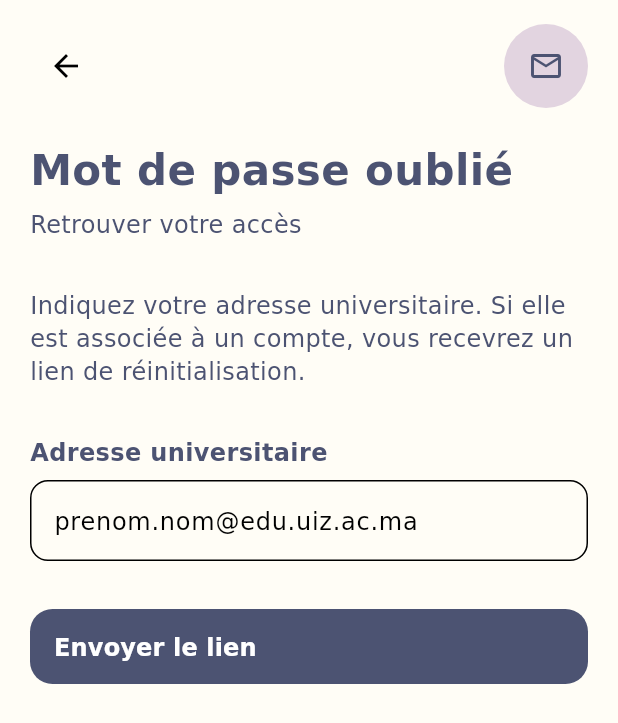
After one commit to Khadijazourdane/UNIVERSITY-LIFE, a Flutter app: the screen it shows after launch, after a tap on "Mot de passe oublié ?", on a phone screen of 412 x 824 dp. The commit adds this screen. Shown: the top 723 px of the screen. Run offline on Flutter 3.47's test engine with Material 3 defaults, Android fonts, the phone set to English and light mode, and no system bars.

Commit message:
feat(auth): add forgot password screen and navigation

```diff
--- /dev/null
+++ b/lib/features/auth/screens/forgot_password_screen.dart
@@ -0,0 +1,147 @@
+import 'package:flutter/material.dart';
+
+import 'package:university_life/core/theme/app_colors.dart';
+import 'package:university_life/core/theme/app_dimensions.dart';
+import 'package:university_life/core/theme/app_text_styles.dart';
+import 'package:university_life/features/auth/validators/university_email_validator.dart';
+
+class ForgotPasswordScreen extends StatefulWidget {
+  const ForgotPasswordScreen({super.key});
+
+  @override
+  State<ForgotPasswordScreen> createState() => _ForgotPasswordScreenState();
+}
+
+class _ForgotPasswordScreenState extends State<ForgotPasswordScreen> {
+  final GlobalKey<FormState> _formKey = GlobalKey<FormState>();
+
+  void _submitForm() {
+    _formKey.currentState?.validate();
+
+    // No recovery email is sent until the backend is connected.
+  }
+
+  @override
+  Widget build(BuildContext context) {
+    return Scaffold(
+      body: SafeArea(
+        child: LayoutBuilder(
+          builder: (context, constraints) {
+            final horizontalMargin =
+                constraints.maxWidth < AppDimensions.phoneMinimumWidth
+                ? AppDimensions.compactHorizontalMargin
+                : AppDimensions.phoneHorizontalMargin;
+
+            return SingleChildScrollView(
+              padding: EdgeInsets.fromLTRB(
+                horizontalMargin,
+                AppDimensions.space16,
+                horizontalMargin,
+                AppDimensions.space24,
+              ),
+              child: Column(
+                crossAxisAlignment: CrossAxisAlignment.stretch,
+                children: [
+                  Row(
+                    mainAxisAlignment: MainAxisAlignment.spaceBetween,
+                    children: [
+                      IconButton(
+                        tooltip: 'Retour à la connexion',
+                        onPressed: () => Navigator.of(context).pop(),
+                        icon: const Icon(Icons.arrow_back),
+                      ),
+                      ExcludeSemantics(
+                        child: SizedBox.square(
+                          dimension: 56,
+                          child: DecoratedBox(
+                            decoration: const BoxDecoration(
+                              color: AppColors.powderLilac,
+                              shape: BoxShape.circle,
+                            ),
+                            child: const Icon(
+                              Icons.mail_outline,
+                              color: AppColors.slate,
+                            ),
+                          ),
+                        ),
+                      ),
+                    ],
+                  ),
+                  const SizedBox(height: AppDimensions.space24),
+                  const Text(
+                    'Mot de passe oublié',
+                    style: AppTextStyles.pageTitle,
+                  ),
+                  const SizedBox(height: AppDimensions.space8),
+                  const Text(
+                    'Retrouver votre accès',
+                    style: AppTextStyles.body,
+                  ),
+                  const SizedBox(height: AppDimensions.space32),
+                  const Text(
+                    'Indiquez votre adresse universitaire. Si elle est associée '
+                    'à un compte, vous recevrez un lien de réinitialisation.',
+                    style: AppTextStyles.body,
+                  ),
+                  const SizedBox(height: AppDimensions.space32),
+                  Form(
+                    key: _formKey,
+                    child: Column(
+                      crossAxisAlignment: CrossAxisAlignment.stretch,
+                      children: [
+                        ExcludeSemantics(
+                          child: Text(
+                            'Adresse universitaire',
+                            style: AppTextStyles.body.copyWith(
+                              fontWeight: FontWeight.w700,
+                            ),
+                          ),
+                        ),
+                        const SizedBox(height: AppDimensions.space8),
+                        Semantics(
+                          label: 'Adresse universitaire',
+                          textField: true,
+                          child: TextFormField(
+                            keyboardType: TextInputType.emailAddress,
+                            textInputAction: TextInputAction.done,
+                            decoration: const InputDecoration(
+                              hintText: 'prenom.nom@edu.uiz.ac.ma',
+                            ),
+                            validator: UniversityEmailValidator.validate,
+                          ),
+                        ),
+                        const SizedBox(height: AppDimensions.space32),
+                        SizedBox(
+                          width: double.infinity,
+                          height: AppDimensions.buttonHeight,
+                          child: FilledButton(
+                            style: const ButtonStyle(
+                              alignment: Alignment.centerLeft,
+                              padding: WidgetStatePropertyAll(
+                                EdgeInsets.symmetric(
+                                  horizontal: AppDimensions.space16,
+                                ),
+                              ),
+                            ),
+                            onPressed: _submitForm,
+                            child: Text(
+                              'Envoyer le lien',
+                              style: AppTextStyles.body.copyWith(
+                                color: AppColors.white,
+                                fontWeight: FontWeight.w700,
+                              ),
+                            ),
+                          ),
+                        ),
+                      ],
+                    ),
+                  ),
+                ],
+              ),
+            );
+          },
+        ),
+      ),
+    );
+  }
+}
--- a/lib/features/auth/screens/login_screen.dart
+++ b/lib/features/auth/screens/login_screen.dart
@@ -3,6 +3,8 @@ import 'package:flutter/material.dart';
 import 'package:university_life/core/theme/app_colors.dart';
 import 'package:university_life/core/theme/app_dimensions.dart';
 import 'package:university_life/core/theme/app_text_styles.dart';
+import 'package:university_life/features/auth/screens/forgot_password_screen.dart';
+import 'package:university_life/features/auth/validators/university_email_validator.dart';
 
 class LoginScreen extends StatefulWidget {
   const LoginScreen({super.key});
@@ -12,33 +14,9 @@ class LoginScreen extends StatefulWidget {
 }
 
 class _LoginScreenState extends State<LoginScreen> {
-  static final RegExp _emailFormatPattern = RegExp(
-    r'^[^@\s]+@[^@\s]+\.[^@\s]+$',
-  );
-  static const String _universityDomain = 'edu.uiz.ac.ma';
-
   final GlobalKey<FormState> _formKey = GlobalKey<FormState>();
   final TextEditingController _passwordController = TextEditingController();
   bool _isPasswordObscured = true;
-
-  String? _validateEmail(String? value) {
-    final email = value?.trim() ?? '';
-
-    if (email.isEmpty) {
-      return 'Veuillez saisir votre adresse universitaire.';
-    }
-
-    if (!_emailFormatPattern.hasMatch(email)) {
-      return 'Veuillez saisir une adresse email valide.';
-    }
-
-    final domain = email.substring(email.lastIndexOf('@') + 1).toLowerCase();
-    if (domain != _universityDomain) {
-      return 'Utilisez une adresse se terminant par @edu.uiz.ac.ma.';
-    }
-
-    return null;
-  }
 
   String? _validatePassword(String? value) {
     if (value == null || value.isEmpty) {
@@ -108,7 +86,7 @@ class _LoginScreenState extends State<LoginScreen> {
                             decoration: const InputDecoration(
                               hintText: 'prenom.nom@edu.uiz.ac.ma',
                             ),
-                            validator: _validateEmail,
+                            validator: UniversityEmailValidator.validate,
                           ),
                         ),
                         const SizedBox(height: AppDimensions.space24),
@@ -144,10 +122,19 @@ class _LoginScreenState extends State<LoginScreen> {
                         const SizedBox(height: AppDimensions.space8),
                         Align(
                           alignment: AlignmentDirectional.centerEnd,
-                          child: Text(
-                            'Mot de passe oublié ?',
-                            style: AppTextStyles.body.copyWith(
-                              fontWeight: FontWeight.w700,
+                          child: TextButton(
+                            onPressed: () {
+                              Navigator.of(context).push<void>(
+                                MaterialPageRoute<void>(
+                                  builder: (_) => const ForgotPasswordScreen(),
+                                ),
+                              );
+                            },
+                            child: Text(
+                              'Mot de passe oublié ?',
+                              style: AppTextStyles.body.copyWith(
+                                fontWeight: FontWeight.w700,
+                              ),
                             ),
                           ),
                         ),
--- /dev/null
+++ b/lib/features/auth/validators/university_email_validator.dart
@@ -0,0 +1,25 @@
+abstract final class UniversityEmailValidator {
+  static final RegExp _emailFormatPattern = RegExp(
+    r'^[^@\s]+@[^@\s]+\.[^@\s]+$',
+  );
+  static const String _universityDomain = 'edu.uiz.ac.ma';
+
+  static String? validate(String? value) {
+    final email = value?.trim() ?? '';
+
+    if (email.isEmpty) {
+      return 'Veuillez saisir votre adresse universitaire.';
+    }
+
+    if (!_emailFormatPattern.hasMatch(email)) {
+      return 'Veuillez saisir une adresse email valide.';
+    }
+
+    final domain = email.substring(email.lastIndexOf('@') + 1).toLowerCase();
+    if (domain != _universityDomain) {
+      return 'Utilisez une adresse se terminant par @edu.uiz.ac.ma.';
+    }
+
+    return null;
+  }
+}
```
Also changed, not shown: 1 other file.
